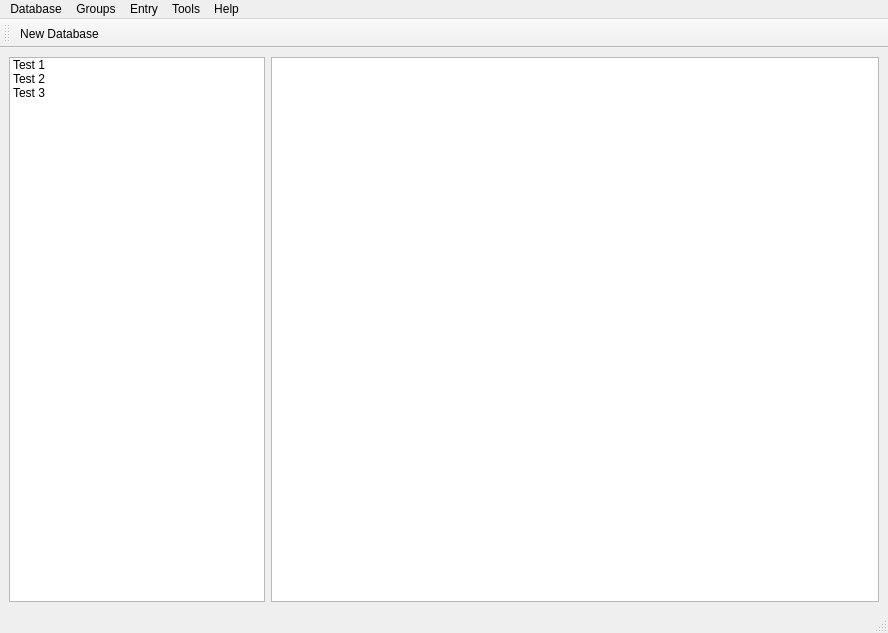
First picture: the form in designs/Main.ui, repository C18384776/Armour, before the edit.
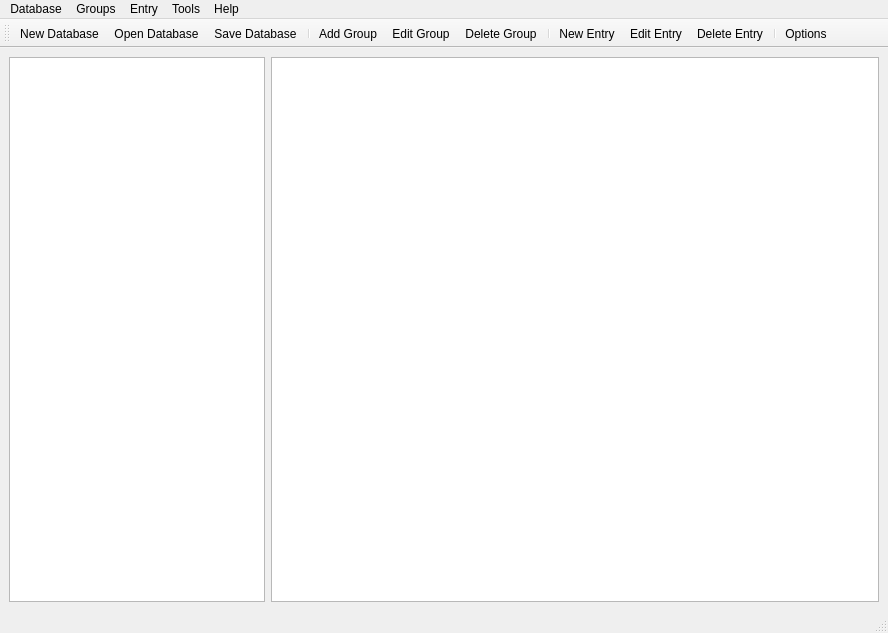
Second picture: the form after the edit. Icons and pictures are not drawn.

Commit message: Edit group menu working

What changed in the file:
```diff
--- a/designs/Main.ui
+++ b/designs/Main.ui
@@ -16,32 +16,7 @@
   <widget class="QWidget" name="horizontal_table_layout">
    <layout class="QHBoxLayout" name="horizontalLayout" stretch="0,4">
     <item>
-     <widget class="QListWidget" name="listWidget_groups">
-      <item>
-       <property name="text">
-        <string>Test 1</string>
-       </property>
-       <property name="flags">
-        <set>ItemIsSelectable|ItemIsEditable|ItemIsDragEnabled|ItemIsDropEnabled|ItemIsUserCheckable|ItemIsEnabled</set>
-       </property>
-      </item>
-      <item>
-       <property name="text">
-        <string>Test 2</string>
-       </property>
-       <property name="flags">
-        <set>ItemIsSelectable|ItemIsEditable|ItemIsDragEnabled|ItemIsDropEnabled|ItemIsUserCheckable|ItemIsEnabled</set>
-       </property>
-      </item>
-      <item>
-       <property name="text">
-        <string>Test 3</string>
-       </property>
-       <property name="flags">
-        <set>ItemIsSelectable|ItemIsEditable|ItemIsDragEnabled|ItemIsDropEnabled|ItemIsUserCheckable|ItemIsEnabled</set>
-       </property>
-      </item>
-     </widget>
+     <widget class="QListWidget" name="listWidget_groups"/>
     </item>
     <item>
      <widget class="QTableWidget" name="tableWidget_entries"/>
@@ -107,6 +82,18 @@
     <bool>false</bool>
    </attribute>
    <addaction name="actionNew_Database"/>
+   <addaction name="actionOpen_Database"/>
+   <addaction name="actionSave_Database"/>
+   <addaction name="separator"/>
+   <addaction name="actionAdd_Group"/>
+   <addaction name="actionEdit_Group"/>
+   <addaction name="actionDelete_Group"/>
+   <addaction name="separator"/>
+   <addaction name="actionNew_Entry"/>
+   <addaction name="actionEdit_Entry"/>
+   <addaction name="actionDelete_Entry"/>
+   <addaction name="separator"/>
+   <addaction name="actionOptions"/>
   </widget>
   <action name="actionNew_Database">
    <property name="icon">
@@ -162,6 +149,79 @@
     <string>About</string>
    </property>
   </action>
+  <action name="actionAdd_Group">
+   <property name="icon">
+    <iconset resource="../src/resources.qrc">
+     <normaloff>:/document/icons/Document/folder-add-line.svg</normaloff>:/document/icons/Document/folder-add-line.svg</iconset>
+   </property>
+   <property name="text">
+    <string>Add Group</string>
+   </property>
+  </action>
+  <action name="actionEdit_Group">
+   <property name="icon">
+    <iconset resource="../src/resources.qrc">
+     <normaloff>:/document/icons/Document/folder-line.svg</normaloff>:/document/icons/Document/folder-line.svg</iconset>
+   </property>
+   <property name="text">
+    <string>Edit Group</string>
+   </property>
+  </action>
+  <action name="actionDelete_Group">
+   <property name="icon">
+    <iconset resource="../src/resources.qrc">
+     <normaloff>:/document/icons/Document/folder-zip-line.svg</normaloff>:/document/icons/Document/folder-zip-line.svg</iconset>
+   </property>
+   <property name="text">
+    <string>Delete Group</string>
+   </property>
+  </action>
+  <action name="actionNew_Entry">
+   <property name="icon">
+    <iconset resource="../src/resources.qrc">
+     <normaloff>:/system/icons/System/add-box-line.svg</normaloff>:/system/icons/System/add-box-line.svg</iconset>
+   </property>
+   <property name="text">
+    <string>New Entry</string>
+   </property>
+  </action>
+  <action name="actionEdit_Entry">
+   <property name="icon">
+    <iconset resource="../src/resources.qrc">
+     <normaloff>:/system/icons/System/checkbox-blank-line.svg</normaloff>:/system/icons/System/checkbox-blank-line.svg</iconset>
+   </property>
+   <property name="text">
+    <string>Edit Entry</string>
+   </property>
+  </action>
+  <action name="actionDelete_Entry">
+   <property name="icon">
+    <iconset resource="../src/resources.qrc">
+     <normaloff>:/system/icons/System/checkbox-indeterminate-line.svg</normaloff>:/system/icons/System/checkbox-indeterminate-line.svg</iconset>
+   </property>
+   <property name="text">
+    <string>Delete Entry</string>
+   </property>
+  </action>
+  <action name="actionOptions">
+   <property name="icon">
+    <iconset resource="../src/resources.qrc">
+     <normaloff>:/document/icons/Document/file-settings-line.svg</normaloff>:/document/icons/Document/file-settings-line.svg</iconset>
+   </property>
+   <property name="text">
+    <string>Options</string>
+   </property>
+  </action>
+  <action name="actionLight_Theme">
+   <property name="text">
+    <string>Light Theme</string>
+   </property>
+  </action>
+  <action name="actionDark_Theme">
+   <property name="text">
+    <string>Dark Theme</string>
+   </property>
+  </action>
  </widget>
  <resources>
   <include location="../src/resources.qrc"/>
```
Left out of the diff: 15 changed lines with no effect on the pictures. The commit also changes 8 other files.
